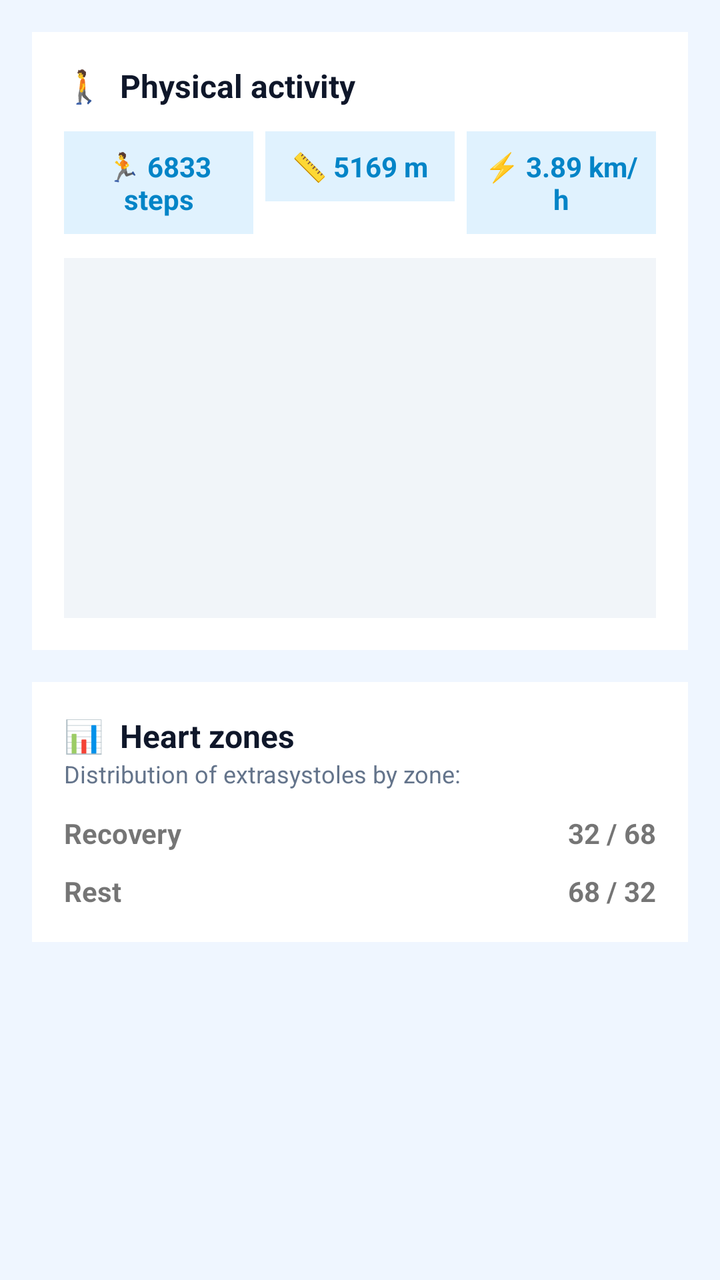
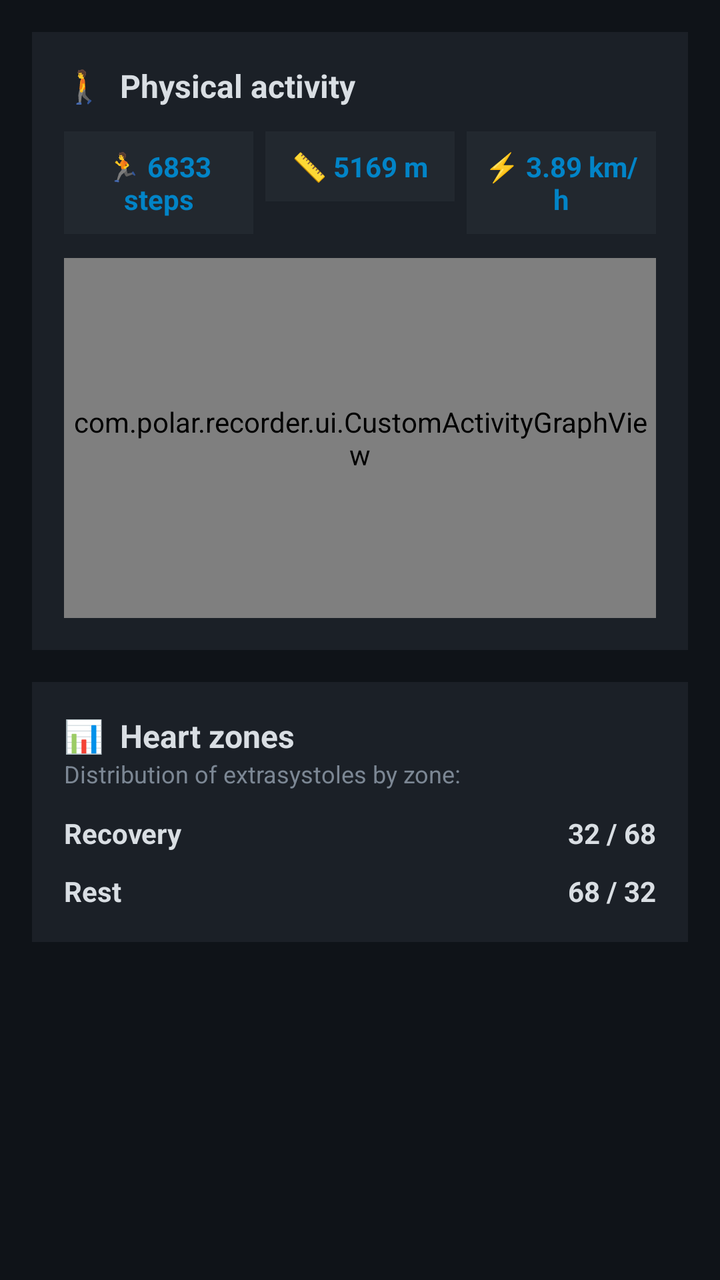

Before-and-after screenshots of an Android layout around one commit, followed by the original layout XML and the change that was made.
<!-- AndroidManifest.xml: application theme Theme.PolarRecorder -->
<!-- res/layout/view_screen3_activity.xml -->
<?xml version="1.0" encoding="utf-8"?>
<LinearLayout xmlns:android="http://schemas.android.com/apk/res/android"
    android:layout_width="match_parent"
    android:layout_height="match_parent"
    android:background="#EFF6FF"
    android:orientation="vertical"
    android:padding="16dp">

    
    <LinearLayout
        android:layout_width="match_parent"
        android:layout_height="wrap_content"
        android:background="#FFFFFF"
        android:orientation="vertical"
        android:padding="16dp">

        <TextView
            android:layout_width="wrap_content"
            android:layout_height="wrap_content"
            android:text="🚶  Physical activity"
            android:textColor="#0F172A"
            android:textSize="16sp"
            android:textStyle="bold"
            android:layout_marginBottom="12dp" />

        <LinearLayout
            android:layout_width="match_parent"
            android:layout_height="wrap_content"
            android:orientation="horizontal"
            android:layout_marginBottom="12dp">

            <TextView android:id="@+id/tvSteps" android:layout_width="0dp" android:layout_height="wrap_content" android:layout_weight="1" android:background="#E0F2FE" android:padding="8dp" android:gravity="center" android:text="🏃 6833 steps" android:textColor="#0284C7" android:textStyle="bold" />
            <TextView android:id="@+id/tvDistance" android:layout_width="0dp" android:layout_height="wrap_content" android:layout_weight="1" android:background="#E0F2FE" android:padding="8dp" android:gravity="center" android:layout_marginStart="6dp" android:text="📏 5169 m" android:textColor="#0284C7" android:textStyle="bold" />
            <TextView android:id="@+id/tvSpeed" android:layout_width="0dp" android:layout_height="wrap_content" android:layout_weight="1" android:background="#E0F2FE" android:padding="8dp" android:gravity="center" android:layout_marginStart="6dp" android:text="⚡ 3.89 km/h" android:textColor="#0284C7" android:textStyle="bold" />
        </LinearLayout>

        <View
            android:layout_width="match_parent"
            android:layout_height="180dp"
            android:background="#F1F5F9" />
    </LinearLayout>

    
    <LinearLayout
        android:layout_width="match_parent"
        android:layout_height="wrap_content"
        android:background="#FFFFFF"
        android:orientation="vertical"
        android:padding="16dp"
        android:layout_marginTop="16dp">

        <TextView
            android:layout_width="wrap_content"
            android:layout_height="wrap_content"
            android:text="📊  Heart zones"
            android:textColor="#0F172A"
            android:textSize="16sp"
            android:textStyle="bold" />

        <TextView
            android:layout_width="wrap_content"
            android:layout_height="wrap_content"
            android:text="Distribution of extrasystoles by zone:"
            android:textColor="#64748B"
            android:textSize="12sp"
            android:layout_marginBottom="12dp" />

        <LinearLayout android:layout_width="match_parent" android:layout_height="wrap_content" android:orientation="horizontal">
            <TextView android:layout_width="0dp" android:layout_height="wrap_content" android:layout_weight="1" android:text="Recovery" android:textStyle="bold" />
            <TextView android:layout_width="wrap_content" android:layout_height="wrap_content" android:text="32 / 68" android:textStyle="bold" />
        </LinearLayout>

        <LinearLayout android:layout_width="match_parent" android:layout_height="wrap_content" android:orientation="horizontal" android:layout_marginTop="10dp">
            <TextView android:layout_width="0dp" android:layout_height="wrap_content" android:layout_weight="1" android:text="Rest" android:textStyle="bold" />
            <TextView android:layout_width="wrap_content" android:layout_height="wrap_content" android:text="68 / 32" android:textStyle="bold" />
        </LinearLayout>
    </LinearLayout>

</LinearLayout>
<!-- resources referenced by this layout -->
<resources>
  <style name="Theme.PolarRecorder" parent="Theme.AppCompat.Light.NoActionBar">
          <item name="colorPrimary">#1B2027</item>
          <item name="colorPrimaryDark">#0F1318</item>
          <item name="colorAccent">#39FF8F</item>
      </style>
</resources>

<!-- the commit's change to res/layout/view_screen3_activity.xml (unified diff, before → after) -->
@@ -2,7 +2,7 @@
 <LinearLayout xmlns:android="http://schemas.android.com/apk/res/android"
     android:layout_width="match_parent"
     android:layout_height="match_parent"
-    android:background="#EFF6FF"
+    android:background="#0F1318"
     android:orientation="vertical"
     android:padding="16dp">
 
@@ -10,7 +10,7 @@
     <LinearLayout
         android:layout_width="match_parent"
         android:layout_height="wrap_content"
-        android:background="#FFFFFF"
+        android:background="#1B2027"
         android:orientation="vertical"
         android:padding="16dp">
 
@@ -18,7 +18,7 @@
             android:layout_width="wrap_content"
             android:layout_height="wrap_content"
             android:text="🚶  Physical activity"
-            android:textColor="#0F172A"
+            android:textColor="#D9DEE3"
             android:textSize="16sp"
             android:textStyle="bold"
             android:layout_marginBottom="12dp" />
@@ -29,22 +29,21 @@
             android:orientation="horizontal"
             android:layout_marginBottom="12dp">
 
-            <TextView android:id="@+id/tvSteps" android:layout_width="0dp" android:layout_height="wrap_content" android:layout_weight="1" android:background="#E0F2FE" android:padding="8dp" android:gravity="center" android:text="🏃 6833 steps" android:textColor="#0284C7" android:textStyle="bold" />
-            <TextView android:id="@+id/tvDistance" android:layout_width="0dp" android:layout_height="wrap_content" android:layout_weight="1" android:background="#E0F2FE" android:padding="8dp" android:gravity="center" android:layout_marginStart="6dp" android:text="📏 5169 m" android:textColor="#0284C7" android:textStyle="bold" />
-            <TextView android:id="@+id/tvSpeed" android:layout_width="0dp" android:layout_height="wrap_content" android:layout_weight="1" android:background="#E0F2FE" android:padding="8dp" android:gravity="center" android:layout_marginStart="6dp" android:text="⚡ 3.89 km/h" android:textColor="#0284C7" android:textStyle="bold" />
+            <TextView android:id="@+id/tvSteps" android:layout_width="0dp" android:layout_height="wrap_content" android:layout_weight="1" android:background="#22282F" android:padding="8dp" android:gravity="center" android:text="🏃 6833 steps" android:textColor="#0284C7" android:textStyle="bold" />
+            <TextView android:id="@+id/tvDistance" android:layout_width="0dp" android:layout_height="wrap_content" android:layout_weight="1" android:background="#22282F" android:padding="8dp" android:gravity="center" android:layout_marginStart="6dp" android:text="📏 5169 m" android:textColor="#0284C7" android:textStyle="bold" />
+            <TextView android:id="@+id/tvSpeed" android:layout_width="0dp" android:layout_height="wrap_content" android:layout_weight="1" android:background="#22282F" android:padding="8dp" android:gravity="center" android:layout_marginStart="6dp" android:text="⚡ 3.89 km/h" android:textColor="#0284C7" android:textStyle="bold" />
         </LinearLayout>
 
-        <View
+        <com.polar.recorder.ui.CustomActivityGraphView
             android:layout_width="match_parent"
-            android:layout_height="180dp"
-            android:background="#F1F5F9" />
+            android:layout_height="180dp" />
     </LinearLayout>
 
     
     <LinearLayout
         android:layout_width="match_parent"
         android:layout_height="wrap_content"
-        android:background="#FFFFFF"
+        android:background="#1B2027"
         android:orientation="vertical"
         android:padding="16dp"
         android:layout_marginTop="16dp">
@@ -53,7 +52,7 @@
             android:layout_width="wrap_content"
             android:layout_height="wrap_content"
             android:text="📊  Heart zones"
-            android:textColor="#0F172A"
+            android:textColor="#D9DEE3"
             android:textSize="16sp"
             android:textStyle="bold" />
 
@@ -61,18 +60,18 @@
             android:layout_width="wrap_content"
             android:layout_height="wrap_content"
             android:text="Distribution of extrasystoles by zone:"
-            android:textColor="#64748B"
+            android:textColor="#7C8794"
             android:textSize="12sp"
             android:layout_marginBottom="12dp" />
 
         <LinearLayout android:layout_width="match_parent" android:layout_height="wrap_content" android:orientation="horizontal">
-            <TextView android:layout_width="0dp" android:layout_height="wrap_content" android:layout_weight="1" android:text="Recovery" android:textStyle="bold" />
-            <TextView android:layout_width="wrap_content" android:layout_height="wrap_content" android:text="32 / 68" android:textStyle="bold" />
+            <TextView android:layout_width="0dp" android:layout_height="wrap_content" android:layout_weight="1" android:textColor="#D9DEE3" android:text="Recovery" android:textStyle="bold" />
+            <TextView android:layout_width="wrap_content" android:layout_height="wrap_content" android:textColor="#D9DEE3" android:text="32 / 68" android:textStyle="bold" />
         </LinearLayout>
 
         <LinearLayout android:layout_width="match_parent" android:layout_height="wrap_content" android:orientation="horizontal" android:layout_marginTop="10dp">
-            <TextView android:layout_width="0dp" android:layout_height="wrap_content" android:layout_weight="1" android:text="Rest" android:textStyle="bold" />
-            <TextView android:layout_width="wrap_content" android:layout_height="wrap_content" android:text="68 / 32" android:textStyle="bold" />
+            <TextView android:layout_width="0dp" android:layout_height="wrap_content" android:layout_weight="1" android:textColor="#D9DEE3" android:text="Rest" android:textStyle="bold" />
+            <TextView android:layout_width="wrap_content" android:layout_height="wrap_content" android:textColor="#D9DEE3" android:text="68 / 32" android:textStyle="bold" />
         </LinearLayout>
     </LinearLayout>
 
<!-- resource entries referenced after the edit -->
@@ -1,9 +1,13 @@
 <!-- resources referenced by this layout -->
 <resources>
-  <style name="Theme.PolarRecorder" parent="Theme.AppCompat.Light.NoActionBar">
-          <item name="colorPrimary">#1B2027</item>
-          <item name="colorPrimaryDark">#0F1318</item>
-          <item name="colorAccent">#39FF8F</item>
+  <style name="Theme.PolarRecorder" parent="Theme.AppCompat.NoActionBar">
+          <item name="android:windowBackground">@color/bg_dark</item>
+          <item name="colorPrimary">@color/panel_card</item>
+          <item name="colorPrimaryDark">@color/bg_dark</item>
+          <item name="colorAccent">@color/phosphor_green</item>
       </style>
+  <color name="bg_dark">#0F1318</color>
+  <color name="panel_card">#1B2027</color>
+  <color name="phosphor_green">#39FF8F</color>
 </resources>
 
